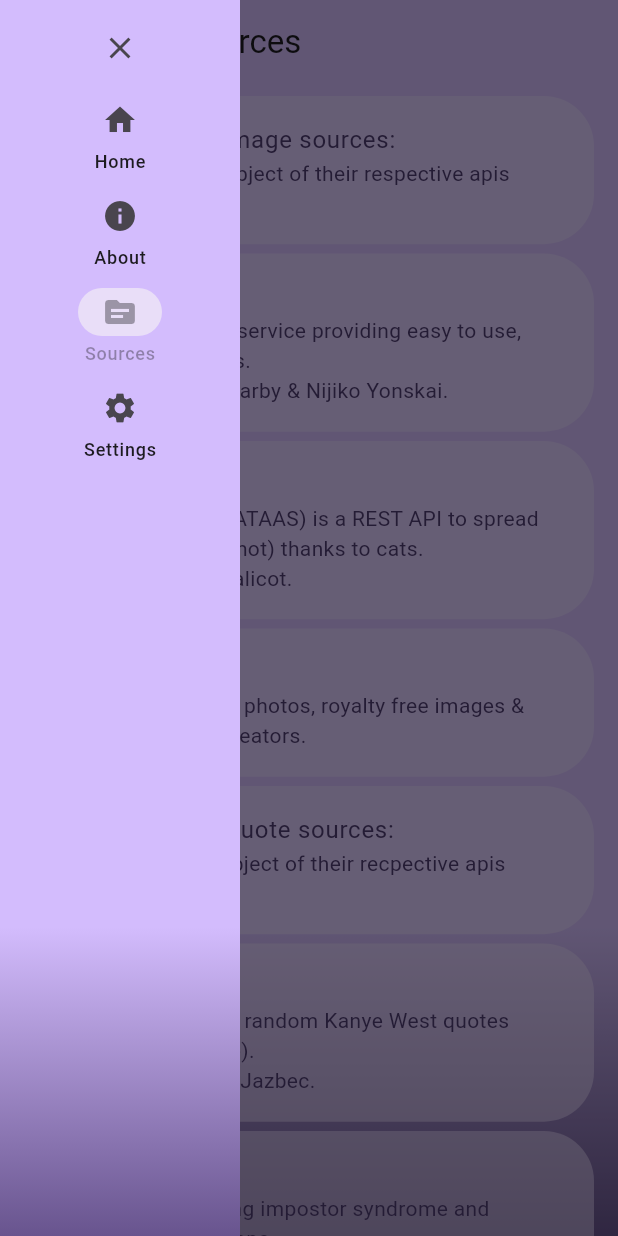
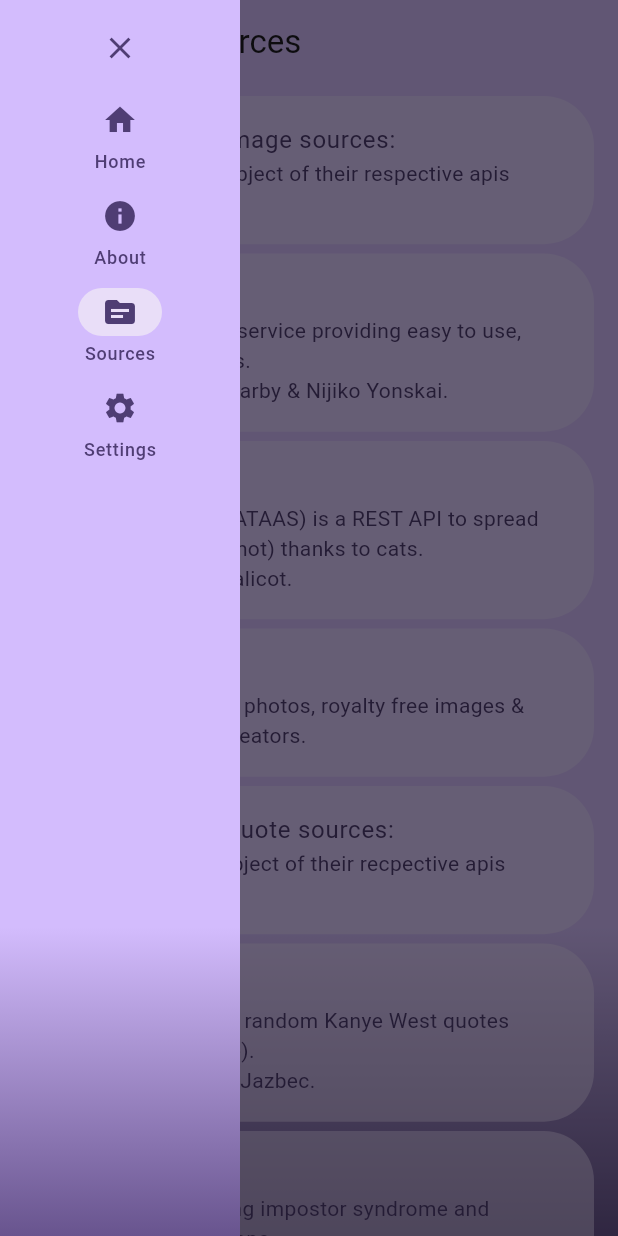
Before and after one commit to marek-musial/random_quote_app, a Flutter app: the SourcesPage screen opened by its route, with the side drawer open, on a phone screen of 412 x 824 dp. Run offline on Flutter 3.47's test engine with Material 3 defaults, Android fonts, the phone set to English and light mode, and no system bars; our stand-ins replace dio, flutter_bloc, palette_generator; network calls fail.

Commit message:
Add changing colors to AppBarDrawer icons and text

```diff
--- a/lib/features/widgets/navigation_drawer.dart
+++ b/lib/features/widgets/navigation_drawer.dart
@@ -10,6 +10,7 @@ class AppBarDrawer extends StatelessWidget {
 
   @override
   Widget build(BuildContext context) {
+    final Color textColor = Theme.of(context).colorScheme.onPrimaryContainer;
     return Container(
       decoration: BoxDecoration(
         gradient: LinearGradient(
@@ -44,32 +45,70 @@ class AppBarDrawer extends StatelessWidget {
           labelType: NavigationRailLabelType.all,
           leading: MediaQuery.of(context).orientation == Orientation.portrait
               ? IconButton(
-                  icon: const Icon(Icons.close),
+                  icon: Icon(
+                    Icons.close,
+                    color: textColor,
+                  ),
                   onPressed: Navigator.canPop(context) ? Navigator.of(context).pop : null,
                 )
               : SizedBox.square(
                   dimension: screenWidth / 12,
-                  child: const Icon(Icons.menu),
+                  child: Icon(
+                    Icons.menu,
+                    color: textColor,
+                  ),
                 ),
           destinations: <NavigationRailDestination>[
             NavigationRailDestination(
-              icon: const Icon(Icons.home),
-              label: const Text('Home'),
+              icon: Icon(
+                Icons.home,
+                color: textColor,
+              ),
+              label: Text(
+                'Home',
+                style: TextStyle(
+                  color: textColor,
+                ),
+              ),
               disabled: index == 0,
             ),
             NavigationRailDestination(
-              icon: const Icon(Icons.info),
-              label: const Text('About'),
+              icon: Icon(
+                Icons.info,
+                color: textColor,
+              ),
+              label: Text(
+                'About',
+                style: TextStyle(
+                  color: textColor,
+                ),
+              ),
               disabled: index == 1,
             ),
             NavigationRailDestination(
-              icon: const Icon(Icons.source),
-              label: const Text('Sources'),
+              icon: Icon(
+                Icons.source,
+                color: textColor,
+              ),
+              label: Text(
+                'Sources',
+                style: TextStyle(
+                  color: textColor,
+                ),
+              ),
               disabled: index == 2,
             ),
             NavigationRailDestination(
-              icon: const Icon(Icons.settings),
-              label: const Text('Settings'),
+              icon: Icon(
+                Icons.settings,
+                color: textColor,
+              ),
+              label: Text(
+                'Settings',
+                style: TextStyle(
+                  color: textColor,
+                ),
+              ),
               disabled: index == 3,
             ),
           ],
```
